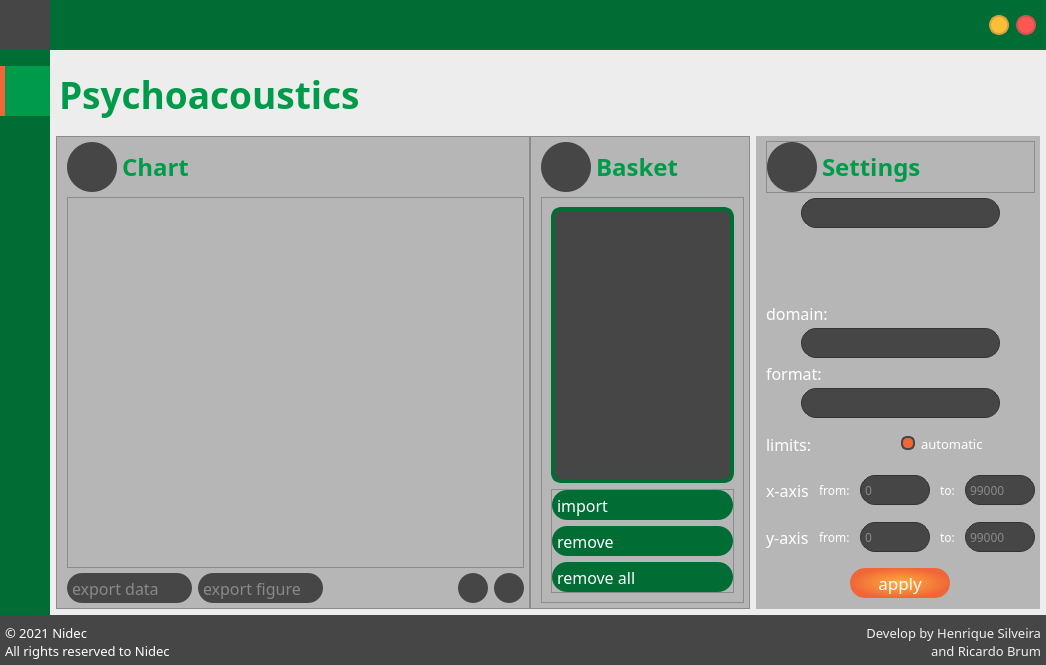
This is Forms/form.ui in henriquealende/PsychoBox as Qt 5 draws it before an edit. The edited form follows.
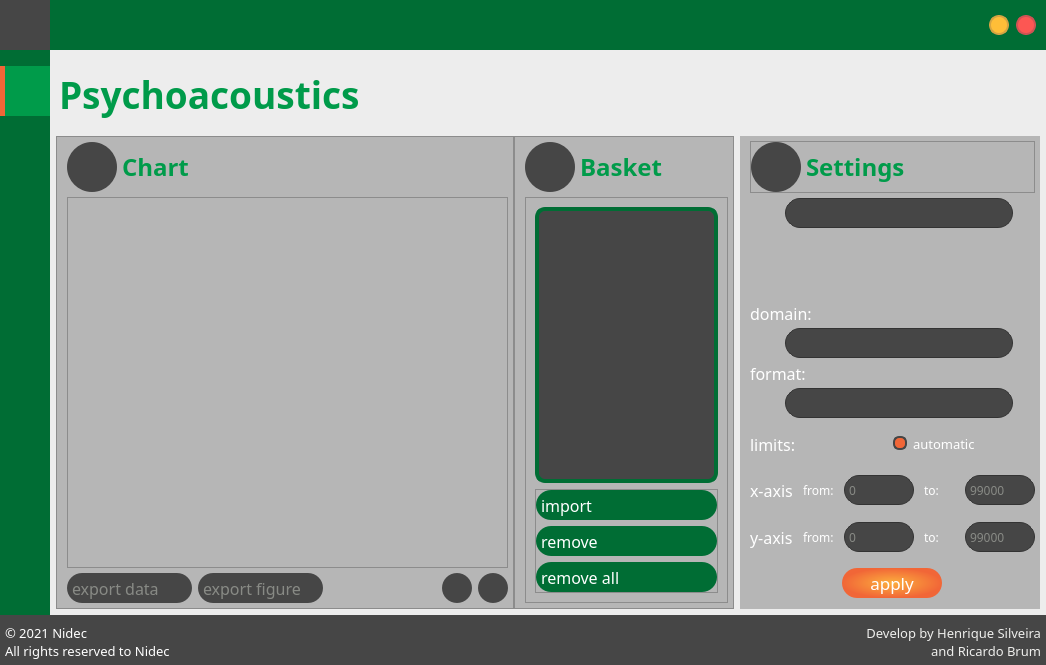
This is the edited form. Icons and pictures are not drawn.

The edit to the form file:
```diff
--- a/Forms/form.ui
+++ b/Forms/form.ui
@@ -8070,7 +8070,7 @@
                     <widget class="QComboBox" name="mainBox">
                      <property name="minimumSize">
                       <size>
-                       <width>258</width>
+                       <width>298</width>
                        <height>30</height>
                       </size>
                      </property>
@@ -8137,7 +8137,7 @@
                      </property>
                      <property name="minimumSize">
                       <size>
-                       <width>258</width>
+                       <width>298</width>
                        <height>30</height>
                       </size>
                      </property>
@@ -8191,7 +8191,7 @@
                      </property>
                      <property name="minimumSize">
                       <size>
-                       <width>258</width>
+                       <width>298</width>
                        <height>30</height>
                       </size>
                      </property>
```
Left out of the diff: 1 changed line with no effect on the pictures.
